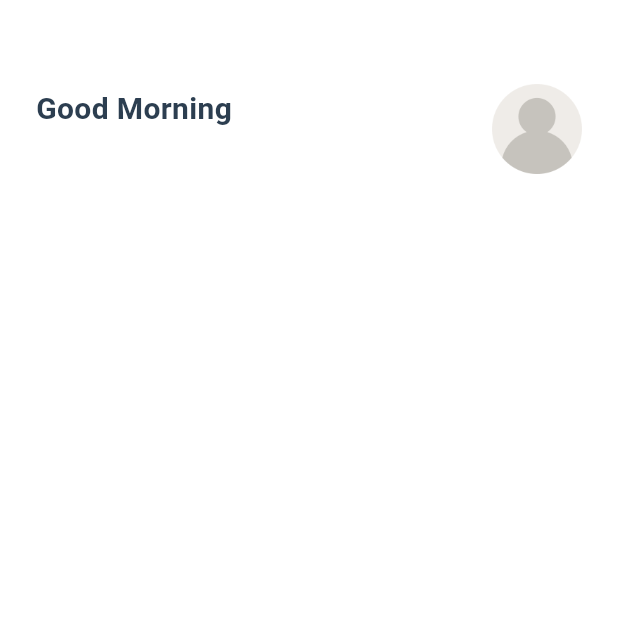
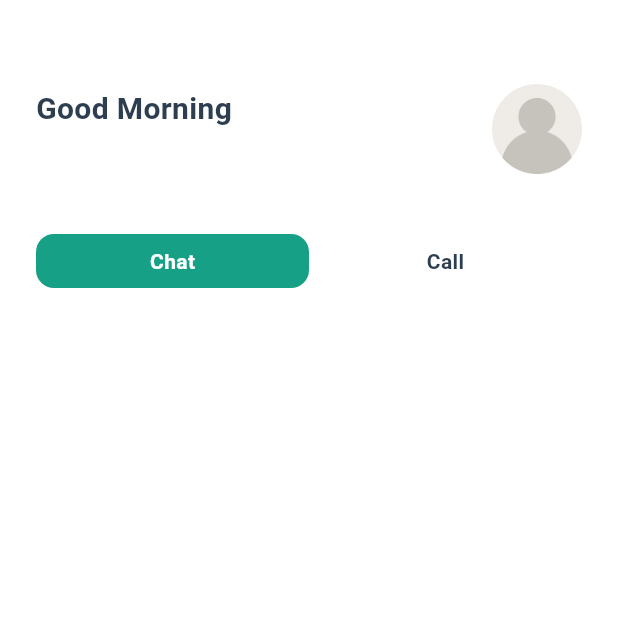
Before and after one commit to mirzamahmud/agora_demo, a Flutter app: the HomeScreen screen opened by its route, on a phone screen of 412 x 824 dp, the top half of it. Run offline on Flutter 3.47's test engine with Material 3 defaults, Android fonts, the phone set to English and light mode, and no system bars; our stand-ins replace cloud_firestore, firebase_auth, firebase_core, firebase_messaging, fluttertoast, gap and 4 more; missing offline and left inert: agora_rtc_engine, api_service_interceptor; accounts and stored records are empty; network calls fail.

Commit message:
chat_content_design_done

```diff
--- a/lib/application_layer/controllers/home/home_controller.dart
+++ b/lib/application_layer/controllers/home/home_controller.dart
@@ -3,6 +3,7 @@ import 'package:agora_demo/domain_layer/channel/channel_model.dart';
 import 'package:agora_demo/domain_layer/user/user_model.dart';
 import 'package:cloud_firestore/cloud_firestore.dart';
 import 'package:firebase_auth/firebase_auth.dart';
+import 'package:flutter/material.dart';
 import 'package:get/get.dart';
 
 class HomeController extends GetxController {
@@ -20,6 +21,7 @@ class HomeController extends GetxController {
 
     setGreetings();
     await fetchData();
+    await getRoomInfo();
     await getOtherUsers();
 
     isLoading = false;
@@ -42,7 +44,7 @@ class HomeController extends GetxController {
   /// get all channel
   List<ChannelModel> allChannel = [];
 
-  getOtherUsers() async {
+  getRoomInfo() async {
     final result = await firebaseFirestore.collection("room").get();
     final channelData =
         result.docs.map((e) => ChannelModel.fromMap(e)).toList();
@@ -75,4 +77,33 @@ class HomeController extends GetxController {
         arguments: allChannel[index].channelID.toString());
     update();
   }
+
+  List<String> tabList = ["Chat", "Call"];
+  int selectedTab = 0;
+  PageController pageController = PageController();
+
+  void changeSelectedTab(int index) {
+    selectedTab = index;
+    pageController.jumpToPage(selectedTab);
+    update();
+  }
+
+  void changePage(int pageIndex) {
+    selectedTab = pageIndex;
+    update();
+  }
+
+  List<UserModel> userData = [];
+
+  getOtherUsers() async {
+    final result = await firebaseFirestore.collection("users").get();
+    final tempList = result.docs
+        .map((e) => UserModel.fromMap(e))
+        .where((element) => element.userID != user!.uid)
+        .toList();
+
+    if (tempList.isNotEmpty) {
+      userData.addAll(tempList);
+    }
+  }
 }
--- a/lib/presentation_layer/screens/home/home_screen.dart
+++ b/lib/presentation_layer/screens/home/home_screen.dart
@@ -1,6 +1,8 @@
 import 'package:agora_demo/application_layer/controllers/home/home_controller.dart';
 import 'package:agora_demo/core/utils/color/app_colors.dart';
 import 'package:agora_demo/core/utils/image/app_images.dart';
+import 'package:agora_demo/presentation_layer/screens/home/inner_widgets/home_call_content.dart';
+import 'package:agora_demo/presentation_layer/screens/home/inner_widgets/home_chat_content.dart';
 import 'package:agora_demo/presentation_layer/ui/font_style.dart';
 import 'package:flutter/material.dart';
 import 'package:gap/gap.dart';
@@ -14,6 +16,7 @@ class HomeScreen extends StatefulWidget {
 }
 
 class _HomeScreenState extends State<HomeScreen> {
+  final refreshIndicatorKey = GlobalKey<RefreshIndicatorState>();
   @override
   void initState() {
     WidgetsBinding.instance.addPostFrameCallback((timeStamp) {
@@ -36,7 +39,17 @@ class _HomeScreenState extends State<HomeScreen> {
                       strokeWidth: 4,
                     ),
                   )
-                : Column(
+                : RefreshIndicator(
+                    key: refreshIndicatorKey,
+                    color: AppColors.colorGreen,
+                    backgroundColor: Colors.blue,
+                    strokeWidth: 4.0,
+                    onRefresh: () async {
+                      setState(() {
+                        Future<void>.delayed(const Duration(seconds: 3));
+                      });
+                    },
+                    child: Column(
                       crossAxisAlignment: CrossAxisAlignment.start,
                       children: [
                         /// top section
@@ -76,106 +89,67 @@ class _HomeScreenState extends State<HomeScreen> {
                             ],
                           ),
                         ),
+                        const Gap(40),
+
+                        /// tab
+                        Padding(
+                          padding: const EdgeInsetsDirectional.symmetric(
+                              horizontal: 24),
+                          child: Row(
+                            mainAxisAlignment: MainAxisAlignment.spaceBetween,
+                            children: List.generate(
+                                homeController.tabList.length,
+                                (index) => Expanded(
+                                      child: GestureDetector(
+                                        onTap: () => homeController
+                                            .changeSelectedTab(index),
+                                        child: Container(
+                                          width:
+                                              MediaQuery.of(context).size.width,
+                                          padding: const EdgeInsetsDirectional
+                                              .symmetric(vertical: 8),
+                                          alignment: Alignment.center,
+                                          decoration: BoxDecoration(
+                                              color: index ==
+                                                      homeController.selectedTab
+                                                  ? AppColors.colorGreen
+                                                  : AppColors.colorWhite,
+                                              borderRadius: index ==
+                                                      homeController.selectedTab
+                                                  ? BorderRadius.circular(12)
+                                                  : null),
+                                          child: Text(
+                                            homeController.tabList[index],
+                                            style: FontStyle.bodyMedium
+                                                .copyWith(
+                                                    color: index ==
+                                                            homeController
+                                                                .selectedTab
+                                                        ? AppColors.colorWhite
+                                                        : AppColors.colorBlack),
+                                          ),
+                                        ),
+                                      ),
+                                    )),
+                          ),
+                        ),
                         const Gap(20),
                         Expanded(
-                        child: SingleChildScrollView(
-                          padding: const EdgeInsetsDirectional.only(
-                              start: 24, bottom: 20, end: 24),
+                          child: PageView(
+                            controller: homeController.pageController,
                             physics: const BouncingScrollPhysics(),
-                          child: Column(
+                            onPageChanged: (value) =>
+                                homeController.changePage(value),
                             children: List.generate(
-                                homeController.allChannel.length,
-                                (index) => Container(
-                                      width: MediaQuery.of(context).size.width,
-                                      margin: EdgeInsetsDirectional.only(
-                                          bottom: index ==
-                                                  homeController
-                                                          .allChannel.length -
-                                                      1
-                                              ? 0
-                                              : 12),
-                                      padding:
-                                          const EdgeInsetsDirectional.all(12),
-                                      decoration: BoxDecoration(
-                                          border: Border.all(
-                                              color: AppColors.colorGreen,
-                                              width: 0.5),
-                                          borderRadius:
-                                              BorderRadius.circular(12)),
-                                      child: Row(
-                                        children: [
-                                          Expanded(
-                                            child: Row(
-                                              children: [
-                                                Container(
-                                                  height: 48,
-                                                  width: 48,
-                                                  alignment: Alignment.center,
-                                                  decoration: const BoxDecoration(
-                                                      image: DecorationImage(
-                                                          alignment:
-                                                              Alignment.center,
-                                                          image: AssetImage(
-                                                              AppImages
-                                                                  .demoProfileImage),
-                                                          fit: BoxFit.fill)),
-                                                ),
-                                                const Gap(8),
-                                                Expanded(
-                                                  child: Column(
-                                                    mainAxisAlignment:
-                                                        MainAxisAlignment
-                                                            .center,
-                                                    crossAxisAlignment:
-                                                        CrossAxisAlignment
-                                                            .start,
-                                                    children: [
-                                                      Text(
-                                                          homeController
-                                                                  .allChannel[
-                                                                      index]
-                                                                  .channelID ??
-                                                              "",
-                                                          overflow: TextOverflow
-                                                              .ellipsis,
-                                                          style: FontStyle
-                                                              .bodyLarge
-                                                              .copyWith(
-                                                                  fontWeight:
-                                                                      FontWeight
-                                                                          .w600)),
-                                                    ],
+                                homeController.tabList.length, (index) {
+                              return homeController.selectedTab == 0
+                                  ? const HomeChatContent()
+                                  : const HomeCallContent();
+                            }),
                           ),
                         )
                       ],
                     ),
-                                          ),
-                                          const Gap(12),
-                                          IconButton(
-                                            onPressed: () {
-                                              homeController
-                                                  .createChannel(index);
-                                            },
-                                            icon: Container(
-                                              padding:
-                                                  const EdgeInsetsDirectional
-                                                      .all(8),
-                                              alignment: Alignment.center,
-                                              decoration: const BoxDecoration(
-                                                  color: AppColors.colorGreen,
-                                                  shape: BoxShape.circle),
-                                              child: const Icon(Icons.call,
-                                                  size: 16,
-                                                  color: AppColors.colorWhite),
-                                            ),
-                                          )
-                                        ],
-                                      ),
-                                    )),
-                          ),
-                        ),
-                      )
-                    ],
                   ));
       }),
     );
--- /dev/null
+++ b/lib/presentation_layer/screens/home/inner_widgets/home_call_content.dart
@@ -0,0 +1,95 @@
+import 'package:agora_demo/application_layer/controllers/home/home_controller.dart';
+import 'package:agora_demo/core/utils/color/app_colors.dart';
+import 'package:agora_demo/core/utils/image/app_images.dart';
+import 'package:agora_demo/presentation_layer/ui/font_style.dart';
+import 'package:flutter/material.dart';
+import 'package:gap/gap.dart';
+import 'package:get/get.dart';
+
+class HomeCallContent extends StatelessWidget {
+  const HomeCallContent({super.key});
+
+  @override
+  Widget build(BuildContext context) {
+    return GetBuilder<HomeController>(
+        builder: (homeController) => SingleChildScrollView(
+              padding: const EdgeInsetsDirectional.only(
+                  start: 24, bottom: 20, end: 24),
+              physics: const BouncingScrollPhysics(
+                  parent: AlwaysScrollableScrollPhysics()),
+              child: Column(
+                children: List.generate(
+                    homeController.allChannel.length,
+                    (index) => Container(
+                          width: MediaQuery.of(context).size.width,
+                          margin: EdgeInsetsDirectional.only(
+                              bottom:
+                                  index == homeController.allChannel.length - 1
+                                      ? 0
+                                      : 12),
+                          padding: const EdgeInsetsDirectional.all(12),
+                          decoration: BoxDecoration(
+                              border: Border.all(
+                                  color: AppColors.colorGreen, width: 0.5),
+                              borderRadius: BorderRadius.circular(12)),
+                          child: Row(
+                            children: [
+                              Expanded(
+                                child: Row(
+                                  children: [
+                                    Container(
+                                      height: 48,
+                                      width: 48,
+                                      alignment: Alignment.center,
+                                      decoration: const BoxDecoration(
+                                          image: DecorationImage(
+                                              alignment: Alignment.center,
+                                              image: AssetImage(
+                                                  AppImages.demoProfileImage),
+                                              fit: BoxFit.fill)),
+                                    ),
+                                    const Gap(8),
+                                    Expanded(
+                                      child: Column(
+                                        mainAxisAlignment:
+                                            MainAxisAlignment.center,
+                                        crossAxisAlignment:
+                                            CrossAxisAlignment.start,
+                                        children: [
+                                          Text(
+                                              homeController.allChannel[index]
+                                                      .channelID ??
+                                                  "",
+                                              overflow: TextOverflow.ellipsis,
+                                              style: FontStyle.bodyMedium
+                                                  .copyWith(
+                                                      fontWeight:
+                                                          FontWeight.w600)),
+                                        ],
+                                      ),
+                                    )
+                                  ],
+                                ),
+                              ),
+                              const Gap(12),
+                              IconButton(
+                                onPressed: () {
+                                  homeController.createChannel(index);
+                                },
+                                icon: Container(
+                                  padding: const EdgeInsetsDirectional.all(8),
+                                  alignment: Alignment.center,
+                                  decoration: const BoxDecoration(
+                                      color: AppColors.colorGreen,
+                                      shape: BoxShape.circle),
+                                  child: const Icon(Icons.call,
+                                      size: 16, color: AppColors.colorWhite),
+                                ),
+                              )
+                            ],
+                          ),
+                        )),
+              ),
+            ));
+  }
+}
--- /dev/null
+++ b/lib/presentation_layer/screens/home/inner_widgets/home_chat_content.dart
@@ -0,0 +1,71 @@
+import 'package:agora_demo/application_layer/controllers/home/home_controller.dart';
+import 'package:agora_demo/core/utils/color/app_colors.dart';
+import 'package:agora_demo/core/utils/image/app_images.dart';
+import 'package:agora_demo/presentation_layer/ui/font_style.dart';
+import 'package:flutter/material.dart';
+import 'package:gap/gap.dart';
+import 'package:get/get.dart';
+
+class HomeChatContent extends StatelessWidget {
+  const HomeChatContent({super.key});
+
+  @override
+  Widget build(BuildContext context) {
+    return GetBuilder<HomeController>(
+        builder: (homeController) => SingleChildScrollView(
+              physics: const BouncingScrollPhysics(
+                  parent: AlwaysScrollableScrollPhysics()),
+              padding: const EdgeInsetsDirectional.only(
+                  start: 24, end: 24, bottom: 20),
+              child: Column(
+                  children: List.generate(
+                      homeController.userData.length,
+                      (index) => Container(
+                            padding: const EdgeInsetsDirectional.symmetric(
+                                vertical: 12),
+                            margin:
+                                const EdgeInsetsDirectional.only(bottom: 12),
+                            width: MediaQuery.of(context).size.width,
+                            decoration: BoxDecoration(
+                                border: Border(
+                                    bottom: BorderSide(
+                                        width: 0.5,
+                                        color: AppColors.colorBlack
+                                            .withOpacity(0.2)))),
+                            child: Row(
+                              children: [
+                                Container(
+                                  height: 48,
+                                  width: 48,
+                                  alignment: Alignment.center,
+                                  decoration: const BoxDecoration(
+                                      image: DecorationImage(
+                                          alignment: Alignment.center,
+                                          image: AssetImage(
+                                              AppImages.demoProfileImage),
+                                          fit: BoxFit.fill)),
+                                ),
+                                const Gap(12),
+                                Column(
+                                  crossAxisAlignment: CrossAxisAlignment.start,
+                                  children: [
+                                    Text(
+                                      homeController.userData[index].username ??
+                                          "",
+                                      style: FontStyle.bodyLarge.copyWith(
+                                          fontWeight: FontWeight.w700),
+                                    ),
+                                    const Gap(4),
+                                    Text(
+                                      "Last Message",
+                                      style: FontStyle.bodySmall
+                                          .copyWith(color: AppColors.colorGrey),
+                                    )
+                                  ],
+                                )
+                              ],
+                            ),
+                          ))),
+            ));
+  }
+}
```
Lines whose indentation alone changed are shown as unchanged.
